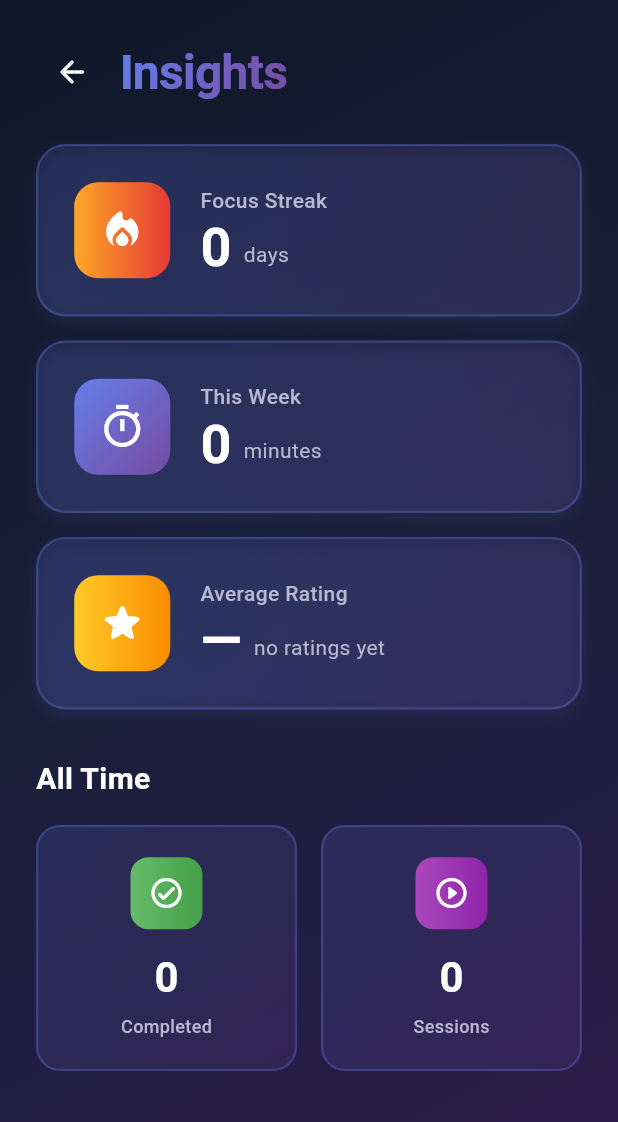
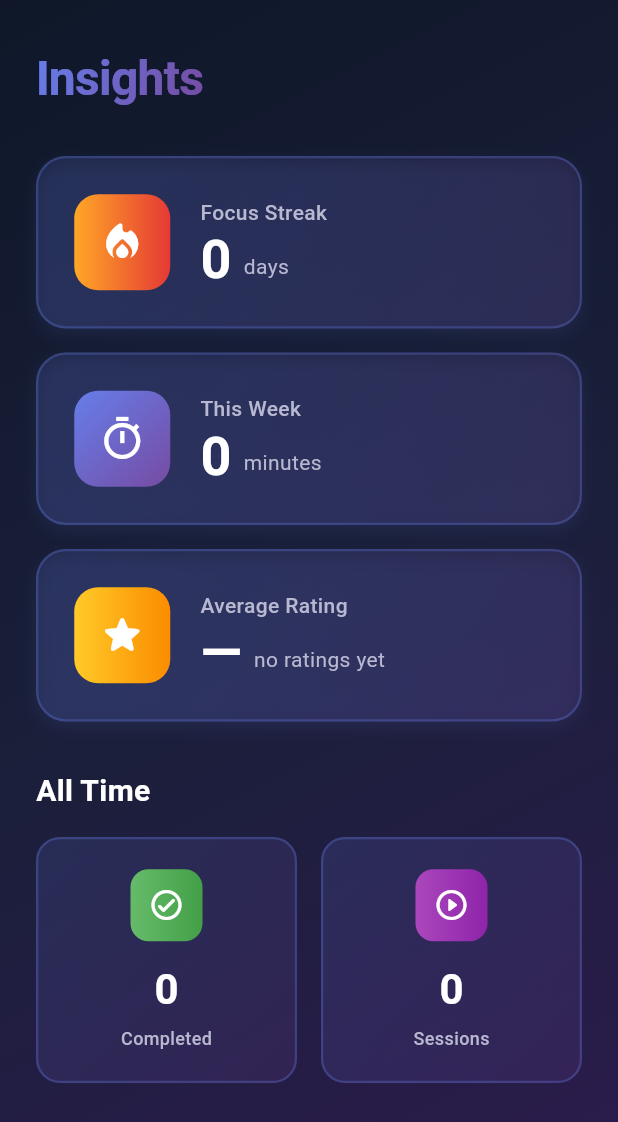
Before and after one commit to Tlemondy/FocusOne, a Flutter app: the InsightsPage screen opened by its route, on a phone screen of 412 x 824 dp. Shown: the top 1122 px of the screen. Run offline on Flutter 3.47's test engine with Material 3 defaults, Android fonts, the phone set to English and light mode, and no system bars; our stand-ins replace cloud_firestore, firebase_auth, firebase_core, firebase_storage, flutter_riverpod, go_router and 1 more; accounts and stored records are empty.

Commit message:
fix: insights updated

```diff
--- a/lib/pages/insights/insights_page.dart
+++ b/lib/pages/insights/insights_page.dart
@@ -3,6 +3,7 @@ import 'package:flutter_riverpod/flutter_riverpod.dart';
 import 'package:go_router/go_router.dart';
 import '../../theme/app_colors.dart';
 import '../../providers/insights_provider.dart';
+import '../../widgets/page_header.dart';
 
 class InsightsPage extends ConsumerWidget {
   const InsightsPage({super.key});
@@ -13,19 +14,23 @@ class InsightsPage extends ConsumerWidget {
 
     return Scaffold(
       backgroundColor: AppColors.background,
+      extendBodyBehindAppBar: true,
       body: Container(
         decoration: BoxDecoration(gradient: AppColors.backgroundGradient),
-        child: SafeArea(
-          child: Column(
+        child: insightsAsync.when(
+          data: (insights) => _buildInsights(context, insights),
+          loading: () => Column(
             children: [
-              _buildHeader(context),
-              Expanded(
-                child: insightsAsync.when(
-                  data: (insights) => _buildInsights(insights),
-                  loading: () => const Center(child: CircularProgressIndicator()),
-                  error: (e, _) => Center(child: Text('Error: $e')),
+              SizedBox(height: MediaQuery.of(context).padding.top),
+              const PageHeader(title: 'Insights', showBackButton: false),
+              const Expanded(child: Center(child: CircularProgressIndicator())),
+            ],
           ),
-              ),
+          error: (e, _) => Column(
+            children: [
+              SizedBox(height: MediaQuery.of(context).padding.top),
+              const PageHeader(title: 'Insights', showBackButton: false),
+              Expanded(child: Center(child: Text('Error: $e'))),
             ],
           ),
         ),
@@ -33,39 +38,28 @@ class InsightsPage extends ConsumerWidget {
     );
   }
 
-  Widget _buildHeader(BuildContext context) {
-    return Padding(
-      padding: const EdgeInsets.all(24),
-      child: Row(
-        children: [
-          IconButton(
-            onPressed: () => context.pop(),
-            icon: const Icon(Icons.arrow_back_rounded, color: Colors.white),
-          ),
-          const SizedBox(width: 8),
-          ShaderMask(
-            shaderCallback: (bounds) => AppColors.primaryGradient.createShader(bounds),
-            child: const Text(
-              'Insights',
-              style: TextStyle(
-                fontSize: 32,
-                fontWeight: FontWeight.w700,
-                color: Colors.white,
-                letterSpacing: -0.5,
+  Widget _buildInsights(BuildContext context, InsightsData insights) {
+    return CustomScrollView(
+      slivers: [
+        SliverAppBar(
+          expandedHeight: 104,
+          floating: false,
+          pinned: false,
+          snap: false,
+          backgroundColor: Colors.transparent,
+          elevation: 0,
+          automaticallyImplyLeading: false,
+          flexibleSpace: FlexibleSpaceBar(
+            background: Padding(
+              padding: EdgeInsets.only(top: MediaQuery.of(context).padding.top),
+              child: const PageHeader(title: 'Insights', showBackButton: false),
             ),
           ),
         ),
-        ],
-      ),
-    );
-  }
-
-  Widget _buildInsights(InsightsData insights) {
-    return SingleChildScrollView(
+        SliverPadding(
           padding: const EdgeInsets.symmetric(horizontal: 24),
-      child: Column(
-        crossAxisAlignment: CrossAxisAlignment.start,
-        children: [
+          sliver: SliverList(
+            delegate: SliverChildListDelegate([
               _buildStatCard(
                 icon: Icons.local_fire_department_rounded,
                 title: 'Focus Streak',
@@ -130,9 +124,13 @@ class InsightsPage extends ConsumerWidget {
                   ),
                 ],
               ),
-          const SizedBox(height: 24),
+            ]),
+          ),
+        ),
+        SliverPadding(
+          padding: EdgeInsets.only(bottom: MediaQuery.of(context).padding.bottom + 100),
+        ),
       ],
-      ),
     );
   }
 
```
Lines whose indentation alone changed are shown as unchanged.
